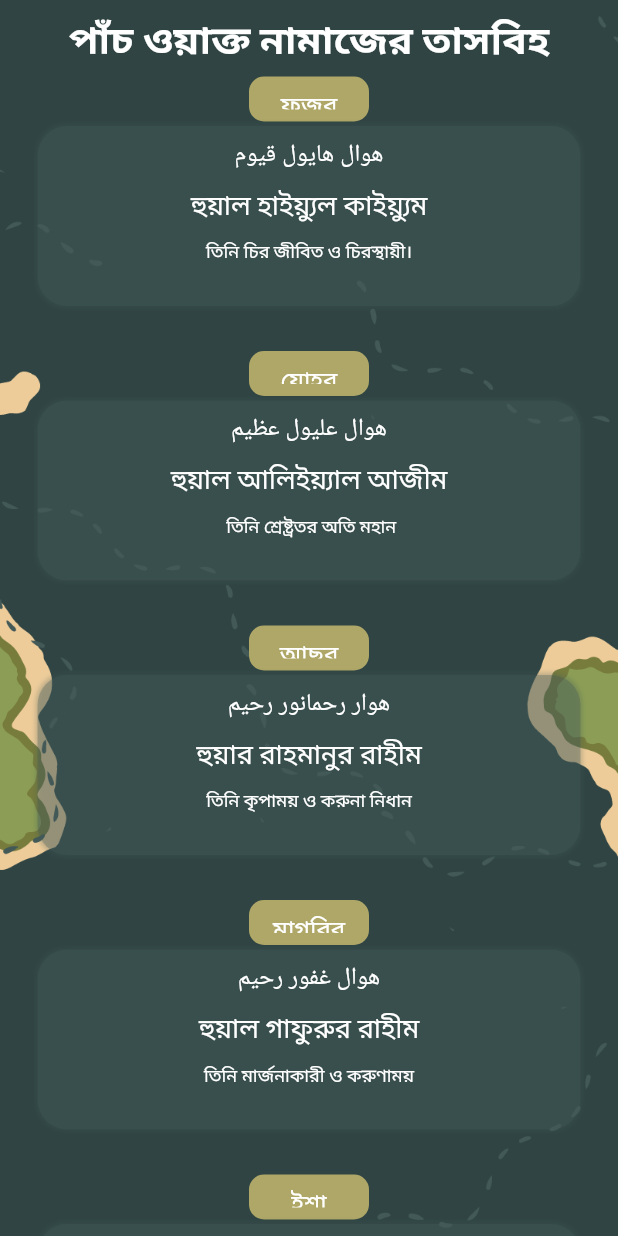
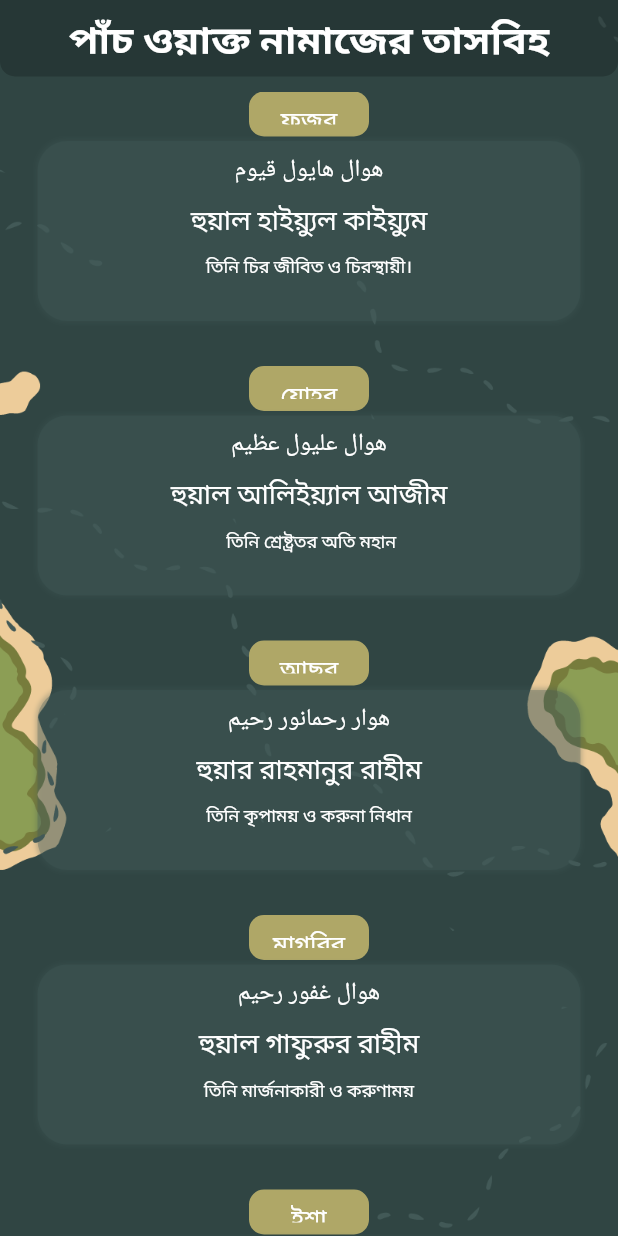
Before and after one commit to its-asaduzzaman/Tasbih, a Flutter app: the screen it shows after launch, on a phone screen of 412 x 824 dp. Run offline on Flutter 3.47's test engine with Material 2 defaults, Android fonts, the phone set to English and light mode, and no system bars.

Commit message:
non moveable header text

```diff
--- a/lib/Screens/home_screen.dart
+++ b/lib/Screens/home_screen.dart
@@ -2,6 +2,7 @@ import 'package:flutter/material.dart';
 
 import '../utils/app_style.dart';
 import '../widgets/dua_card.dart';
+import '../utils/app_layout.dart';
 
 class HomeScreen extends StatefulWidget {
   const HomeScreen({Key? key}) : super(key: key);
@@ -13,6 +14,7 @@ class HomeScreen extends StatefulWidget {
 class _HomeScreenState extends State<HomeScreen> {
   @override
   Widget build(BuildContext context) {
+    final size = AppLayout.getSize(context);
     return Scaffold(
       backgroundColor: Styles.primaryColor,
       body: SafeArea(
@@ -23,43 +25,56 @@ class _HomeScreenState extends State<HomeScreen> {
               fit: BoxFit.cover,
             ),
           ),
+          child: Column(
+            children: [
+              Container(
+                width: size.width,
+                padding: const EdgeInsets.all(8.0),
+                margin: const EdgeInsets.only(bottom: 10),
+                decoration: BoxDecoration(
+                    color: Colors.black12.withOpacity(.2),
+                    borderRadius:const BorderRadius.only(
+                      bottomLeft: Radius.circular(10),
+                      bottomRight: Radius.circular(10),
+                    )),
+                child: Text(
+                  'পাঁচ ওয়াক্ত নামাজের তাসবিহ',
+                  style: Styles.headLineStyle1,
+                  textAlign: TextAlign.center,
+                ),
+              ),
+
+              Expanded(
                 child: SingleChildScrollView(
                   scrollDirection: Axis.vertical,
                   child: Column(
                     crossAxisAlignment: CrossAxisAlignment.center,
-              children: [
-                Padding(
-                  padding: const EdgeInsets.all(8.0),
-                  child: Text(
-                    'পাঁচ ওয়াক্ত নামাজের তাসবিহ',
-                    style: Styles.headLineStyle1,
-                  ),
-                ),
-                const DuaCard(
+                    children: const [
+                      DuaCard(
                         namazText: 'ফজর',
                         onubadText: 'তিনি চির জীবিত ও চিরস্থায়ী।',
                         arbiText: 'هوال هايول قيوم',
                         banglaText: 'হুয়াল হাইয়্যুল কাইয়্যুম',
                       ),
-                const DuaCard(
+                      DuaCard(
                         namazText: 'যোহর',
                         onubadText: ' তিনি শ্রেষ্ট্রতর অতি মহান',
                         arbiText: 'هوال عليول عظيم',
                         banglaText: 'হুয়াল আলিইয়্যাল আজীম',
                       ),
-                const DuaCard(
+                      DuaCard(
                         namazText: 'আছর',
                         onubadText: 'তিনি কৃপাময় ও করুনা নিধান',
                         arbiText: 'هوار رحمانور رحيم',
                         banglaText: 'হুয়ার রাহমানুর রাহীম',
                       ),
-                const DuaCard(
+                      DuaCard(
                         namazText: 'মাগরিব',
                         onubadText: 'তিনি মার্জনাকারী ও করুণাময়',
                         arbiText: 'هوال غفور رحيم',
                         banglaText: 'হুয়াল গাফুরুর রাহীম',
                       ),
-                const DuaCard(
+                      DuaCard(
                         namazText: 'ইশা',
                         onubadText: 'তিনি পাক ও অতিশয় সতর্কশীল',
                         arbiText: 'هوالاتفول خبير',
@@ -69,6 +84,9 @@ class _HomeScreenState extends State<HomeScreen> {
                   ),
                 ),
               ),
+            ],
+          ),
+        ),
       ),
     );
   }
```
Lines whose indentation alone changed are shown as unchanged.
